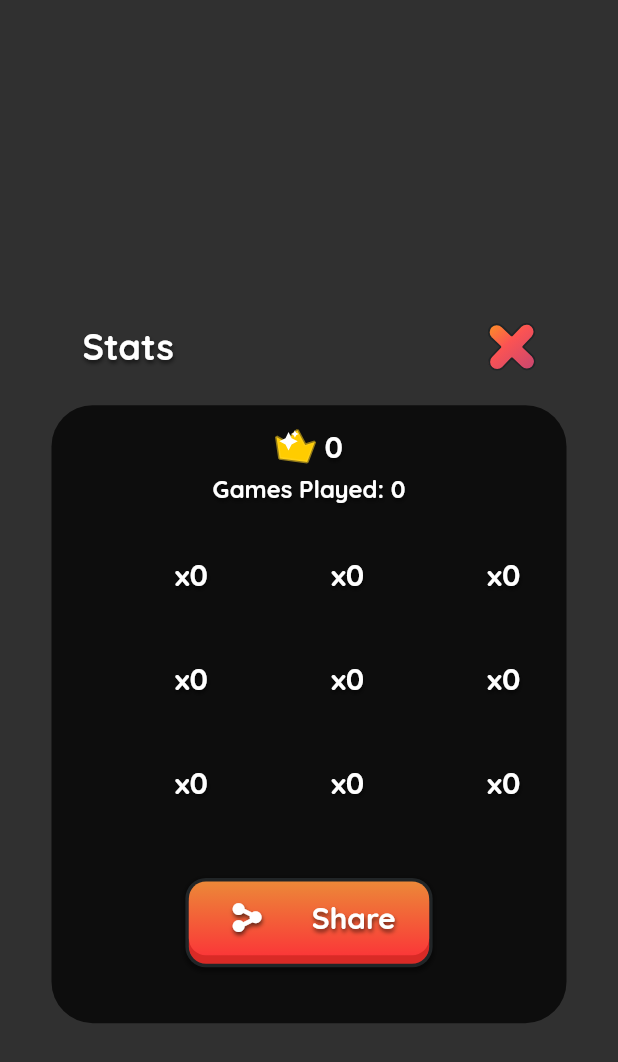
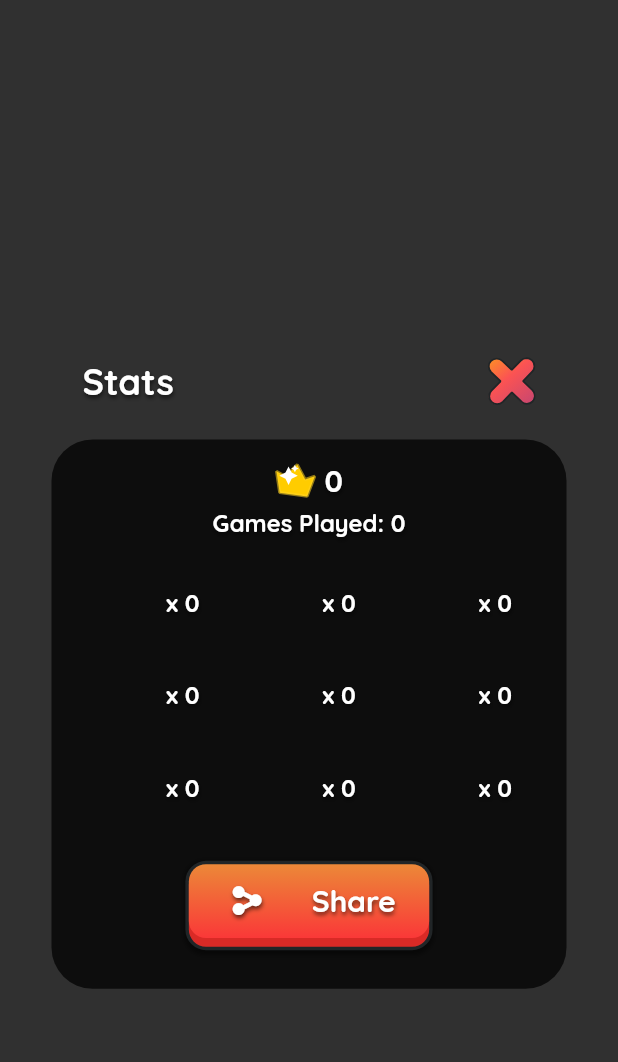
Before and after one commit to manjav/shooddice, a Flutter app: the StatsOverlay widget shown alone on an empty page, opened directly, on a phone screen of 412 x 824 dp. Shown: the top 1062 px of the screen. Run offline on Flutter 3.47's test engine with Material 2 defaults, Android fonts, the phone set to English and light mode, and no system bars; drawn by our look-alikes of screenshot; our stand-ins replace device_info, firebase_analytics, firebase_core, flutter_local_notifications, flutter_rating_bar, flutter_svg and 7 more; missing offline and left inert: appsflyer_sdk, flame, flame_svg, in_app_purchase_android, smartlook, soundpool and 1 more; accounts and stored records are empty; statements that could not run were skipped.

Commit message:
Stat supports ultra fat devices

```diff
--- a/numbers/lib/overlays/stats.dart
+++ b/numbers/lib/overlays/stats.dart
@@ -27,7 +27,7 @@ class _StatsOverlayState extends State<StatsOverlay> {
     var theme = Theme.of(context);
     return Overlays.basic(context,
         title: "Stats",
-        height: 360.d,
+        height: 320.d,
         statsButton: SizedBox(),
         padding: EdgeInsets.all(12.d),
         coinButton:
@@ -45,17 +45,17 @@ class _StatsOverlayState extends State<StatsOverlay> {
                   style: theme.textTheme.headline6),
               SizedBox(
                 width: 270.d,
-                height: 192.d,
+                height: 172.d,
                 child: GridView.count(
                     padding: EdgeInsets.only(top: 12.d),
                     crossAxisCount: 3,
                     crossAxisSpacing: 3.d,
                     mainAxisSpacing: 2.d,
-                    childAspectRatio: 1.5,
+                    childAspectRatio: 1.7,
                     children:
                         List.generate(9, (i) => _bigRecordItem(theme, 9 + i))),
               ),
-              SizedBox(height: 26.d),
+              SizedBox(height: 16.d),
               shareMode
                   ? Padding(
                       padding: EdgeInsets.all(10.d),
@@ -78,15 +78,15 @@ class _StatsOverlayState extends State<StatsOverlay> {
     var score = Cell.getScore(i).toString();
     return Row(children: [
       SizedBox(
-          width: 52.d,
-          height: 52.d,
+          width: 48.d,
+          height: 48.d,
           child: Widgets.cell(theme, i,
               textStyle: Themes.style(
                   TColors.white.value[3],
-                  26.d *
+                  22.d *
                       Cell.scales[
                           score.length.clamp(0, Cell.scales.length - 1)]))),
-      Text(" x${Prefs.getBig(i)}", style: theme.textTheme.headline5)
+      Text(" x ${Prefs.getBig(i)}", style: theme.textTheme.headline6)
     ]);
   }
 
```
